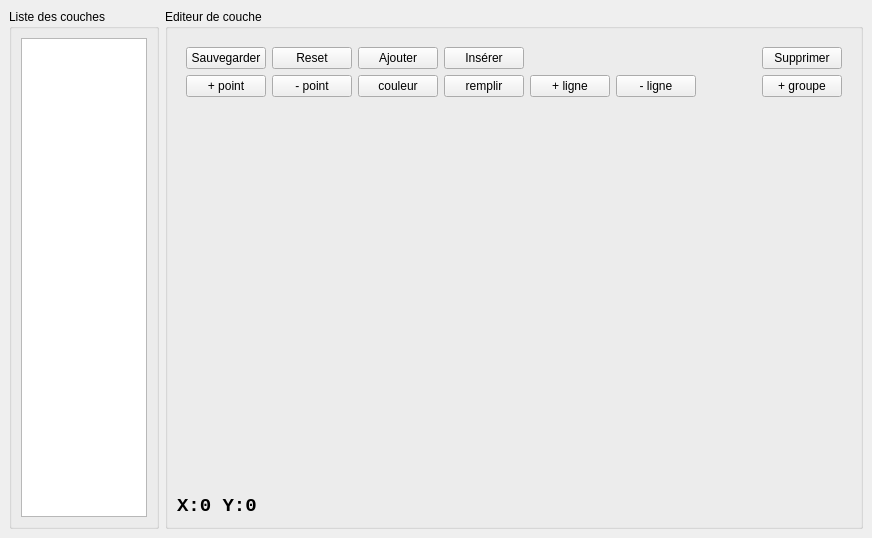
clebail/m3d, file smoothTxt/CMainWindow.ui: the form before one commit.
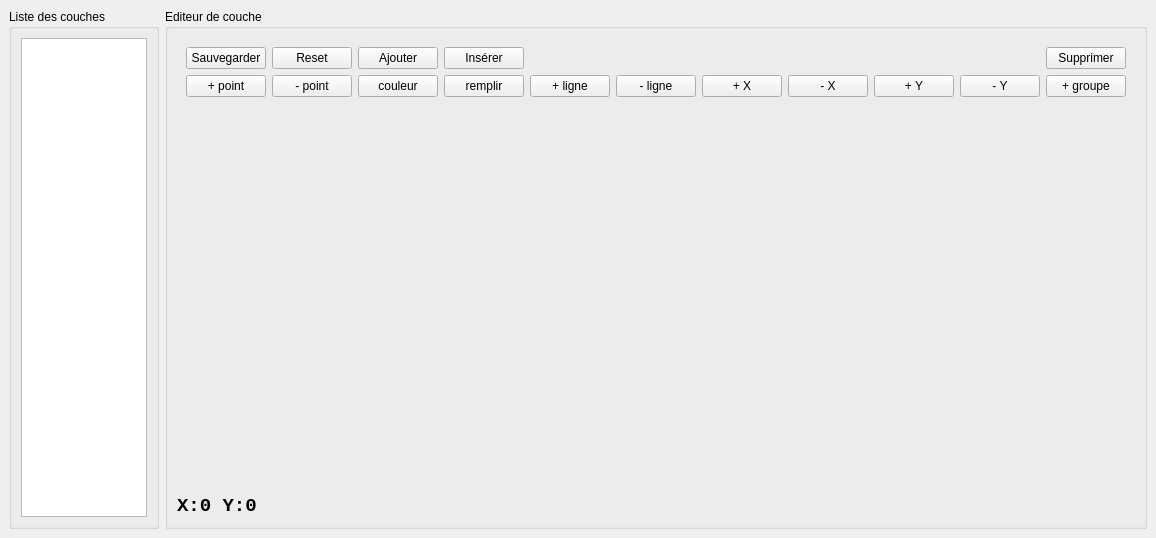
The form after the commit. Custom widgets are drawn as their Qt base class.

```diff
--- a/smoothTxt/CMainWindow.ui
+++ b/smoothTxt/CMainWindow.ui
@@ -192,6 +192,34 @@
             </property>
            </widget>
           </item>
+          <item>
+           <widget class="QPushButton" name="pbPlusX">
+            <property name="text">
+             <string>+ X</string>
+            </property>
+           </widget>
+          </item>
+          <item>
+           <widget class="QPushButton" name="pbMoinsX">
+            <property name="text">
+             <string>- X</string>
+            </property>
+           </widget>
+          </item>
+          <item>
+           <widget class="QPushButton" name="pbPlusY">
+            <property name="text">
+             <string>+ Y</string>
+            </property>
+           </widget>
+          </item>
+          <item>
+           <widget class="QPushButton" name="pbMoinsY">
+            <property name="text">
+             <string>- Y</string>
+            </property>
+           </widget>
+          </item>
           <item>
            <spacer name="horizontalSpacer_2">
             <property name="orientation">
```
